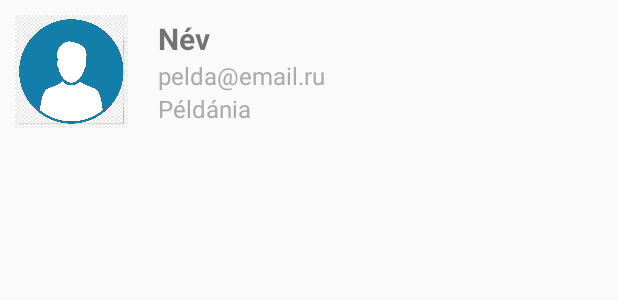
After one commit to Pal-Mate-Mark-9i/Kotlin_Basics, an Android app built with Jetpack Compose: the layout activity_list_item_randomuser.xml on its own in the app's theme, with its tools: preview values and no code run, on a phone screen of 412 x 824 dp. The commit adds this screen. Shown: the top 300 px of the screen. Run offline under Robolectric (Android 15) with nearby library versions, the phone set to English and light mode, and no system bars.

Commit message:
userlist, randumuserList

```diff
--- a/app/src/main/AndroidManifest.xml
+++ b/app/src/main/AndroidManifest.xml
@@ -15,8 +15,12 @@
         android:theme="@style/Theme.Kotlin_Basics"
         tools:targetApi="31">
         <activity
+            android:name=".list_item_randomuser"
+            android:exported="false" />
+        <activity
             android:name=".UserListActivity"
-            android:exported="false" />
+            android:exported="false"
+            android:theme="@style/Theme.AppCompat.Light" />
         <activity
             android:name=".WeatherActivity"
             android:exported="false"
--- /dev/null
+++ b/app/src/main/res/layout/activity_list_item_randomuser.xml
@@ -0,0 +1,58 @@
+<?xml version="1.0" encoding="utf-8"?>
+<androidx.constraintlayout.widget.ConstraintLayout xmlns:android="http://schemas.android.com/apk/res/android"
+    xmlns:app="http://schemas.android.com/apk/res-auto"
+    xmlns:tools="http://schemas.android.com/tools"
+    android:id="@+id/main"
+    android:layout_width="match_parent"
+    android:layout_height="match_parent">
+
+    <LinearLayout
+        android:layout_height="wrap_content"
+        android:layout_width="match_parent"
+        android:orientation="horizontal"
+        android:padding="10dp">
+
+        <ImageView
+            android:id="@+id/imageview_profile"
+            android:layout_width="75dp"
+            android:layout_height="75dp"
+            android:src="@drawable/user"
+            ></ImageView>
+
+        <LinearLayout
+            android:layout_width="match_parent"
+            android:layout_height="wrap_content"
+            android:orientation="vertical"
+            android:layout_marginStart="20dp"
+            android:gravity="center_vertical"
+            android:layout_gravity="center"
+            >
+            <TextView
+                android:id="@+id/textview_name"
+                android:layout_width="wrap_content"
+                android:layout_height="wrap_content"
+                android:text="Név"
+                android:textSize="20dp"
+                android:textStyle="bold">
+            </TextView>
+            <TextView
+                android:id="@+id/textview_email"
+                android:layout_width="wrap_content"
+                android:layout_height="wrap_content"
+                android:text="pelda@email.ru"
+                android:textSize="16dp"
+                android:textColor="@android:color/darker_gray">
+            </TextView>
+            <TextView
+                android:id="@+id/textview_country"
+                android:layout_width="wrap_content"
+                android:layout_height="wrap_content"
+                android:text="Példánia"
+                android:textSize="16dp"
+                android:textColor="@android:color/darker_gray">
+            </TextView>
+        </LinearLayout>
+
+    </LinearLayout>
+
+</androidx.constraintlayout.widget.ConstraintLayout>
--- a/app/src/main/res/layout/activity_user_list.xml
+++ b/app/src/main/res/layout/activity_user_list.xml
@@ -27,9 +27,6 @@
         android:layout_width="match_parent"
         android:layout_height="match_parent"
         android:padding="8dp"
-        android:background="@color/white"
-        tools:listitem="@layout/item"
-        >
-    </androidx.recyclerview.widget.RecyclerView>
+        android:background="@color/white"/>
 
 </LinearLayout>
--- a/app/src/main/res/layout/item.xml
+++ b/app/src/main/res/layout/item.xml
@@ -1,7 +1,7 @@
 <?xml version="1.0" encoding="utf-8"?>
 <LinearLayout xmlns:android="http://schemas.android.com/apk/res/android"
     android:layout_width="match_parent"
-    android:layout_height="match_parent"
+    android:layout_height="wrap_content"
     android:orientation="vertical"
     >
 
@@ -43,7 +43,6 @@
                 android:textColor="@android:color/darker_gray">
             </TextView>
         </LinearLayout>
-
     </LinearLayout>
 
 </LinearLayout>
--- a/gradle/libs.versions.toml
+++ b/gradle/libs.versions.toml
@@ -1,5 +1,5 @@
 [versions]
-agp = "8.5.2"
+agp = "8.7.0"
 kotlin = "1.9.0"
 coreKtx = "1.13.1"
 junit = "4.13.2"
```
Also changed, not shown: app/src/main/java/com/example/kotlin_basics/UserListActivity.kt (+8 -5 lines), app/src/main/java/com/example/kotlin_basics/adapter/UserAdapter.kt (+24 -0 lines), app/src/main/res/layout/activity_random_users.xml (added, +11 -0 lines), gradle/wrapper/gradle-wrapper.properties, 1 other file.
